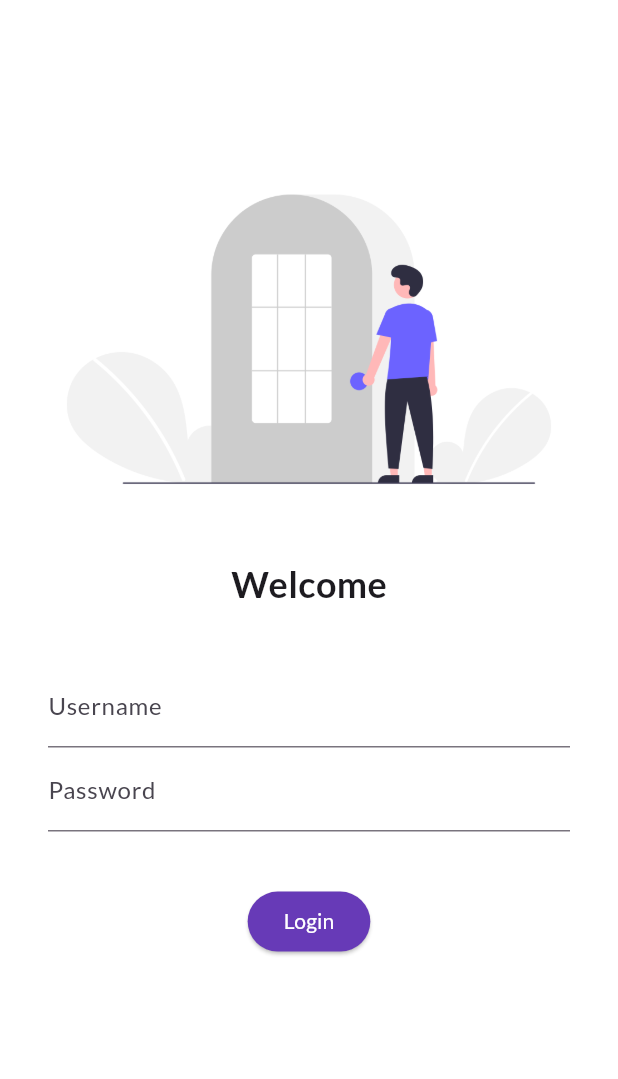
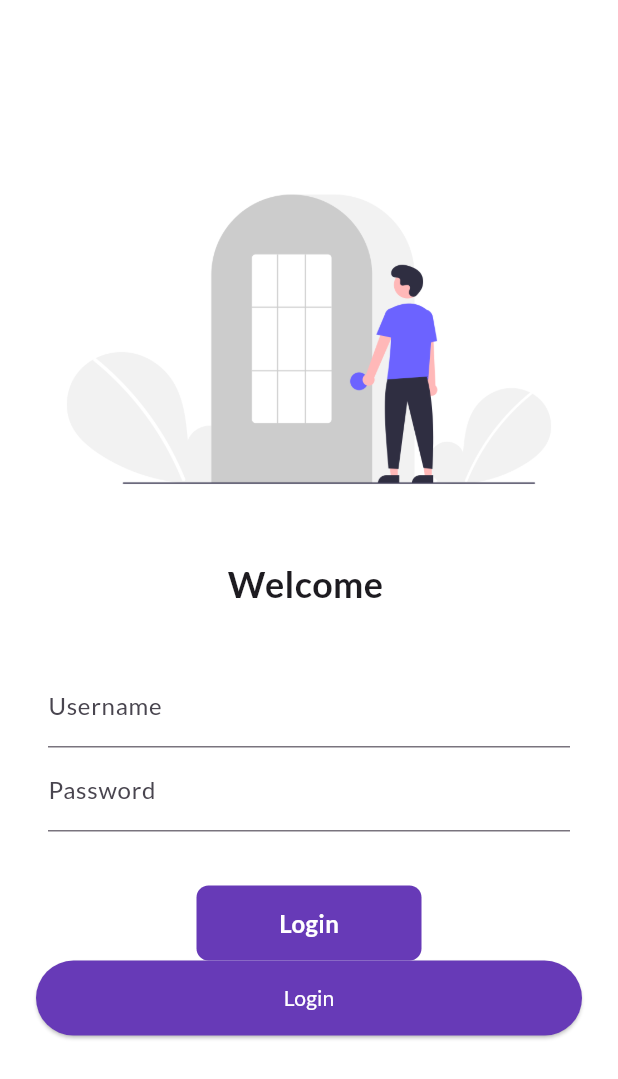
Before and after one commit to AbdulRehmanKidwai/FirstFlutter, a Flutter app: the screen it shows after launch, on a phone screen of 412 x 824 dp. Shown: the top 1079 px of the screen. Run offline on Flutter 3.47's test engine with Material 3 defaults, Android fonts, the phone set to English and light mode, and no system bars; our stand-ins replace google_fonts.

Commit message:
Day 6 Completed

```diff
--- a/lib/main.dart
+++ b/lib/main.dart
@@ -1,5 +1,6 @@
 import 'package:first_flutter/screens/home_page.dart';
 import 'package:first_flutter/screens/login_page.dart';
+import 'package:first_flutter/utils/MyRoutes.dart';
 import 'package:flutter/material.dart';
 import 'package:google_fonts/google_fonts.dart';
 
@@ -18,8 +19,8 @@ class MyApp extends StatelessWidget {
       initialRoute: "/login",
       routes: {
         "/": (context) => LoginPage(),
-        "/login": (context) => LoginPage(),
-        "/home": (context) => HomePage()
+        MyRoutes.loginRoute: (context) => LoginPage(),
+        MyRoutes.homeRoute: (context) => HomePage()
       },
     );
   }
--- a/lib/screens/login_page.dart
+++ b/lib/screens/login_page.dart
@@ -1,18 +1,32 @@
 import 'package:flutter/material.dart';
 
-class LoginPage extends StatelessWidget {
+import '../utils/MyRoutes.dart';
+
+class LoginPage extends StatefulWidget {
+  @override
+  State<LoginPage> createState() => _LoginPageState();
+}
+
+class _LoginPageState extends State<LoginPage> {
+  String name = "";
+  bool isChange = false;
+
   @override
   Widget build(BuildContext context) {
     return Material(
       color: Colors.white,
+      child: SingleChildScrollView(
         child: Column(
           children: [
             const SizedBox(height: 100.0),
-          Image.asset("assets/images/login_image.png", fit: BoxFit.cover),
+            Image.asset(
+              "assets/images/login_image.png",
+              fit: BoxFit.cover,
+            ),
             const SizedBox(height: 20.0),
-          const Text(
-            "Welcome",
-            style: TextStyle(fontSize: 24, fontWeight: FontWeight.bold),
+            Text(
+              "Welcome $name",
+              style: const TextStyle(fontSize: 24, fontWeight: FontWeight.bold),
             ),
             const SizedBox(height: 20.0),
             Padding(
@@ -22,6 +36,10 @@ class LoginPage extends StatelessWidget {
                   TextFormField(
                     decoration: const InputDecoration(
                         hintText: "Enter username", labelText: "Username"),
+                    onChanged: (value) {
+                      name = value;
+                      setState(() {});
+                    },
                   ),
                   TextFormField(
                     obscureText: true,
@@ -32,13 +50,51 @@ class LoginPage extends StatelessWidget {
               ),
             ),
             const SizedBox(height: 20),
-          ElevatedButton(
-              style: const ButtonStyle(
-                  foregroundColor: WidgetStatePropertyAll(Colors.white),
-                  backgroundColor: WidgetStatePropertyAll(Colors.deepPurple)),
-              onPressed: () {},
-              child: const Text("Login"))
+            InkWell(
+              onTap: () async {
+                setState(() {
+                  isChange = true;
+                });
+
+                await Future.delayed(const Duration(milliseconds: 500));
+                Navigator.pushNamed(context, MyRoutes.homeRoute);
+              },
+              child: AnimatedContainer(
+                duration: const Duration(
+                  milliseconds: 500,
+                ),
+                width: isChange ? 50 : 150,
+                height: 50,
+                alignment: Alignment.center,
+                decoration: BoxDecoration(
+                    color: Colors.deepPurple,
+                    borderRadius: BorderRadius.circular(isChange ? 50 : 8)),
+                child: isChange
+                    ? const Icon(Icons.done, color: Colors.white)
+                    : const Text(
+                        "Login",
+                        style: TextStyle(
+                            color: Colors.white,
+                            fontSize: 16,
+                            fontWeight: FontWeight.bold),
+                      ),
+              ),
+            ),
+            Padding(
+              padding: const EdgeInsets.symmetric(horizontal: 24.0),
+              child: ElevatedButton(
+                  style: ElevatedButton.styleFrom(
+                    backgroundColor: Colors.deepPurple,
+                    foregroundColor: Colors.white,
+                    minimumSize: const Size.fromHeight(50),
+                  ),
+                  onPressed: () {
+                    Navigator.pushNamed(context, MyRoutes.homeRoute);
+                  },
+                  child: const Text("Login")),
+            )
           ],
+        ),
       ),
     );
   }
--- /dev/null
+++ b/lib/utils/MyRoutes.dart
@@ -0,0 +1,4 @@
+class MyRoutes {
+  static String loginRoute = "/login";
+  static String homeRoute = "/home";
+}
```
Lines whose indentation alone changed are shown as unchanged.
